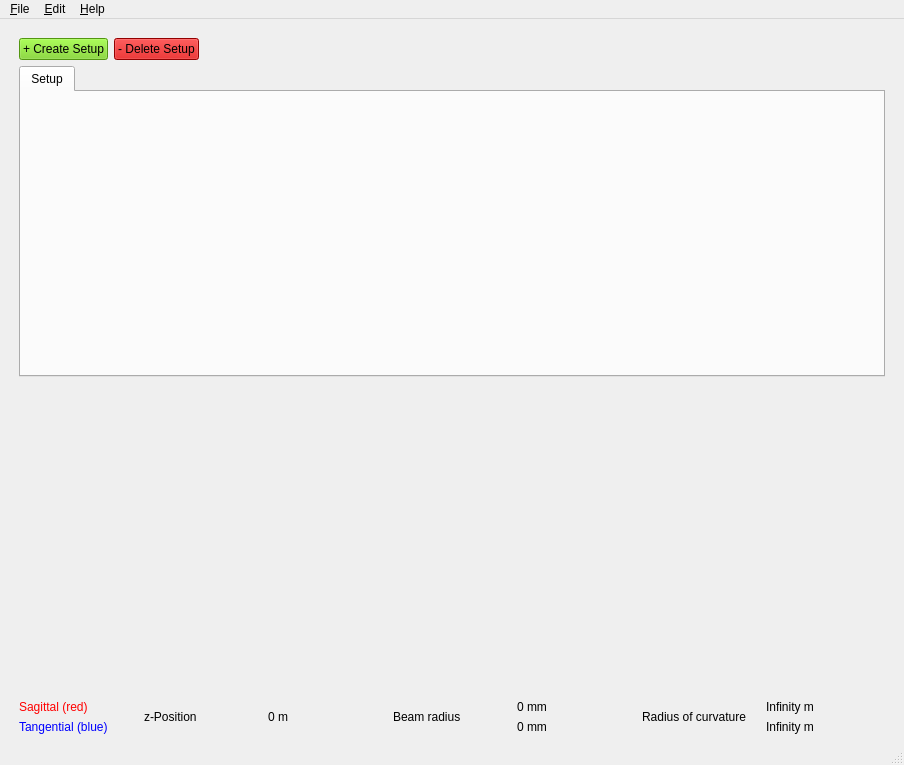
Qt form assets/mainwindow.ui (NiceLaserGuy/GRay-CAD-2) before a commit.
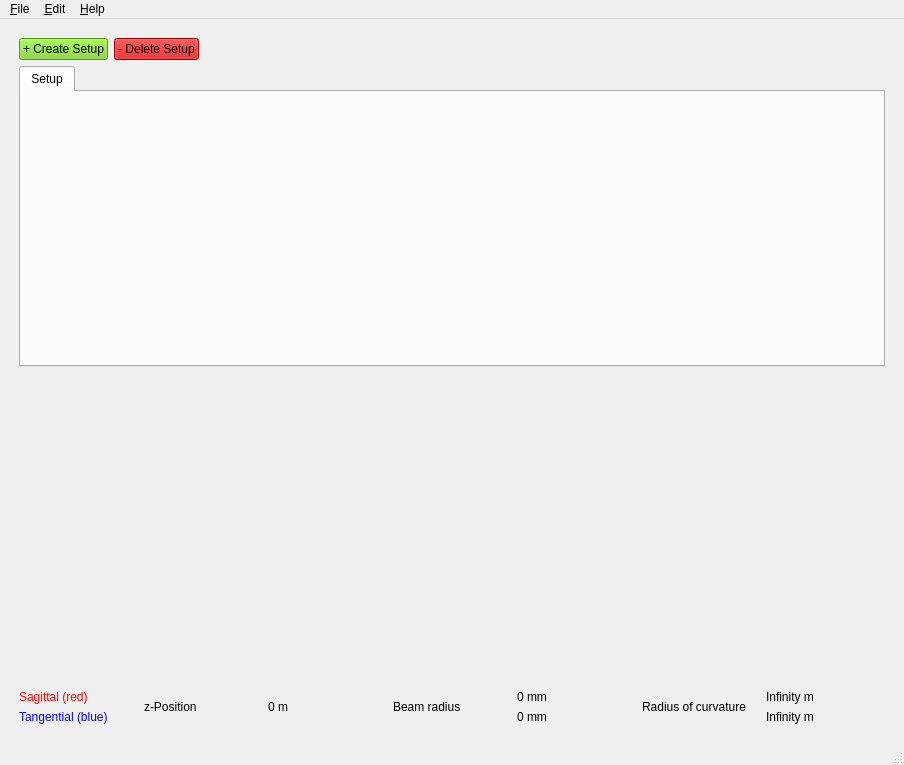
The same form after that commit. Icons and pictures are not drawn. Custom widgets are drawn as their Qt base class.

```diff
--- a/assets/mainwindow.ui
+++ b/assets/mainwindow.ui
@@ -30,7 +30,115 @@
    <enum>QTabWidget::Triangular</enum>
   </property>
   <widget class="QWidget" name="centralwidget">
-   <layout class="QGridLayout" name="gridLayout" rowstretch="0,0,0,0,0">
+   <layout class="QGridLayout" name="gridLayout" rowstretch="0,0,0,0,0,0,0">
+    <item row="0" column="1">
+     <spacer name="verticalSpacer">
+      <property name="orientation">
+       <enum>Qt::Vertical</enum>
+      </property>
+      <property name="sizeType">
+       <enum>QSizePolicy::Fixed</enum>
+      </property>
+      <property name="sizeHint" stdset="0">
+       <size>
+        <width>20</width>
+        <height>10</height>
+       </size>
+      </property>
+     </spacer>
+    </item>
+    <item row="5" column="1">
+     <layout class="QHBoxLayout" name="horizontalLayout">
+      <item>
+       <layout class="QVBoxLayout" name="verticalLayout">
+        <item>
+         <widget class="QLabel" name="label">
+          <property name="styleSheet">
+           <string notr="true">color: red;</string>
+          </property>
+          <property name="text">
+           <string>Sagittal (red)</string>
+          </property>
+         </widget>
+        </item>
+        <item>
+         <widget class="QLabel" name="label_2">
+          <property name="styleSheet">
+           <string notr="true">color: blue;</string>
+          </property>
+          <property name="text">
+           <string>Tangential (blue)</string>
+          </property>
+         </widget>
+        </item>
+       </layout>
+      </item>
+      <item>
+       <widget class="QLabel" name="label_3">
+        <property name="text">
+         <string>z-Position</string>
+        </property>
+       </widget>
+      </item>
+      <item>
+       <widget class="QLabel" name="label_z_position">
+        <property name="text">
+         <string>0 m</string>
+        </property>
+       </widget>
+      </item>
+      <item>
+       <widget class="QLabel" name="label_4">
+        <property name="text">
+         <string>Beam radius</string>
+        </property>
+       </widget>
+      </item>
+      <item>
+       <layout class="QVBoxLayout" name="verticalLayout_2">
+        <item>
+         <widget class="QLabel" name="label_w_sag">
+          <property name="text">
+           <string>0 mm</string>
+          </property>
+         </widget>
+        </item>
+        <item>
+         <widget class="QLabel" name="label_w_tan">
+          <property name="text">
+           <string>0 mm</string>
+          </property>
+         </widget>
+        </item>
+       </layout>
+      </item>
+      <item>
+       <widget class="QLabel" name="label_7">
+        <property name="text">
+         <string>Radius of curvature</string>
+        </property>
+       </widget>
+      </item>
+      <item>
+       <layout class="QVBoxLayout" name="verticalLayout_3">
+        <item>
+         <widget class="QLabel" name="label_roc_sag">
+          <property name="text">
+           <string>Infinity m</string>
+          </property>
+         </widget>
+        </item>
+        <item>
+         <widget class="QLabel" name="label_roc_tan">
+          <property name="text">
+           <string>Infinity m</string>
+          </property>
+         </widget>
+        </item>
+       </layout>
+      </item>
+     </layout>
+    </item>
     <item row="1" column="1">
      <layout class="QGridLayout" name="gridLayout_2" rowstretch="0">
       <property name="sizeConstraint">
@@ -71,7 +179,7 @@
       </item>
      </layout>
     </item>
-    <item row="3" column="1">
+    <item row="4" column="1">
      <widget class="PlotWidget" name="plotWidget" native="true">
       <property name="sizePolicy">
        <sizepolicy hsizetype="Expanding" vsizetype="Expanding">
@@ -102,18 +210,34 @@
       </widget>
      </widget>
     </item>
-    <item row="2" column="0">
-     <spacer name="horizontalSpacer_2">
+    <item row="6" column="1">
+     <spacer name="verticalSpacer_2">
       <property name="orientation">
-       <enum>Qt::Horizontal</enum>
+       <enum>Qt::Vertical</enum>
       </property>
       <property name="sizeType">
        <enum>QSizePolicy::Fixed</enum>
       </property>
       <property name="sizeHint" stdset="0">
        <size>
-        <width>10</width>
-        <height>20</height>
+        <width>20</width>
+        <height>10</height>
+       </size>
+      </property>
+     </spacer>
+    </item>
+    <item row="3" column="1">
+     <spacer name="verticalSpacer_3">
+      <property name="orientation">
+       <enum>Qt::Vertical</enum>
+      </property>
+      <property name="sizeType">
+       <enum>QSizePolicy::Fixed</enum>
+      </property>
+      <property name="sizeHint" stdset="0">
+       <size>
+        <width>20</width>
+        <height>10</height>
        </size>
       </property>
      </spacer>
@@ -134,114 +258,22 @@
       </property>
      </spacer>
     </item>
-    <item row="0" column="1">
-     <spacer name="verticalSpacer">
+    <item row="2" column="0">
+     <spacer name="horizontalSpacer_2">
       <property name="orientation">
-       <enum>Qt::Vertical</enum>
+       <enum>Qt::Horizontal</enum>
       </property>
       <property name="sizeType">
        <enum>QSizePolicy::Fixed</enum>
       </property>
       <property name="sizeHint" stdset="0">
        <size>
-        <width>20</width>
-        <height>10</height>
+        <width>10</width>
+        <height>20</height>
        </size>
       </property>
      </spacer>
     </item>
-    <item row="4" column="1">
-     <layout class="QHBoxLayout" name="horizontalLayout">
-      <item>
-       <layout class="QVBoxLayout" name="verticalLayout">
-        <item>
-         <widget class="QLabel" name="label">
-          <property name="styleSheet">
-           <string notr="true">color: red;</string>
-          </property>
-          <property name="text">
-           <string>Sagittal (red)</string>
-          </property>
-         </widget>
-        </item>
-        <item>
-         <widget class="QLabel" name="label_2">
-          <property name="styleSheet">
-           <string notr="true">color: blue;</string>
-          </property>
-          <property name="text">
-           <string>Tangential (blue)</string>
-          </property>
-         </widget>
-        </item>
-       </layout>
-      </item>
-      <item>
-       <widget class="QLabel" name="label_3">
-        <property name="text">
-         <string>z-Position</string>
-        </property>
-       </widget>
-      </item>
-      <item>
-       <widget class="QLabel" name="label_z_position">
-        <property name="text">
-         <string>0 m</string>
-        </property>
-       </widget>
-      </item>
-      <item>
-       <widget class="QLabel" name="label_4">
-        <property name="text">
-         <string>Beam radius</string>
-        </property>
-       </widget>
-      </item>
-      <item>
-       <layout class="QVBoxLayout" name="verticalLayout_2">
-        <item>
-         <widget class="QLabel" name="label_w_sag">
-          <property name="text">
-           <string>0 mm</string>
-          </property>
-         </widget>
-        </item>
-        <item>
-         <widget class="QLabel" name="label_w_tan">
-          <property name="text">
-           <string>0 mm</string>
-          </property>
-         </widget>
-        </item>
-       </layout>
-      </item>
-      <item>
-       <widget class="QLabel" name="label_7">
-        <property name="text">
-         <string>Radius of curvature</string>
-        </property>
-       </widget>
-      </item>
-      <item>
-       <layout class="QVBoxLayout" name="verticalLayout_3">
-        <item>
-         <widget class="QLabel" name="label_roc_sag">
-          <property name="text">
-           <string>Infinity m</string>
-          </property>
-         </widget>
-        </item>
-        <item>
-         <widget class="QLabel" name="label_roc_tan">
-          <property name="text">
-           <string>Infinity m</string>
-          </property>
-         </widget>
-        </item>
-       </layout>
-      </item>
-     </layout>
-    </item>
    </layout>
   </widget>
   <widget class="QMenuBar" name="menubar">
@@ -250,7 +282,7 @@
      <x>0</x>
      <y>0</y>
      <width>904</width>
-     <height>22</height>
+     <height>21</height>
     </rect>
    </property>
    <property name="tabletTracking">
@@ -263,6 +295,7 @@
     <addaction name="action_Open"/>
     <addaction name="action_Save"/>
     <addaction name="action_Save_as"/>
+    <addaction name="separator"/>
     <addaction name="action_Exit"/>
    </widget>
    <widget class="QMenu" name="menu_Edit">
@@ -270,6 +303,7 @@
      <string>&amp;Edit</string>
     </property>
     <addaction name="action_Library"/>
+    <addaction name="separator"/>
     <addaction name="action_Modematcher"/>
     <addaction name="action_Cavity_Designer"/>
    </widget>
@@ -277,6 +311,8 @@
     <property name="title">
      <string>&amp;Help</string>
     </property>
+    <addaction name="action_Tips_and_tricks"/>
+    <addaction name="separator"/>
     <addaction name="action_About"/>
    </widget>
    <addaction name="menu_File"/>
@@ -324,6 +360,11 @@
     <string>&amp;Cavity Designer</string>
    </property>
   </action>
+  <action name="action_Tips_and_tricks">
+   <property name="text">
+    <string>&amp;Tips and Tricks</string>
+   </property>
+  </action>
  </widget>
  <customwidgets>
   <customwidget>
```
